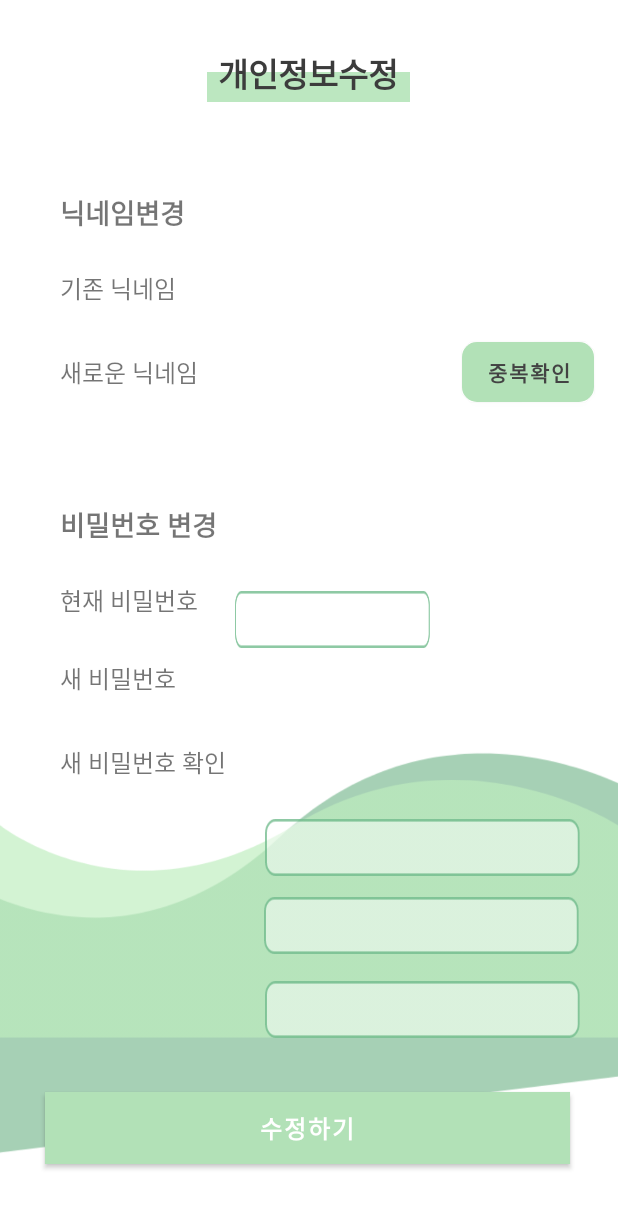
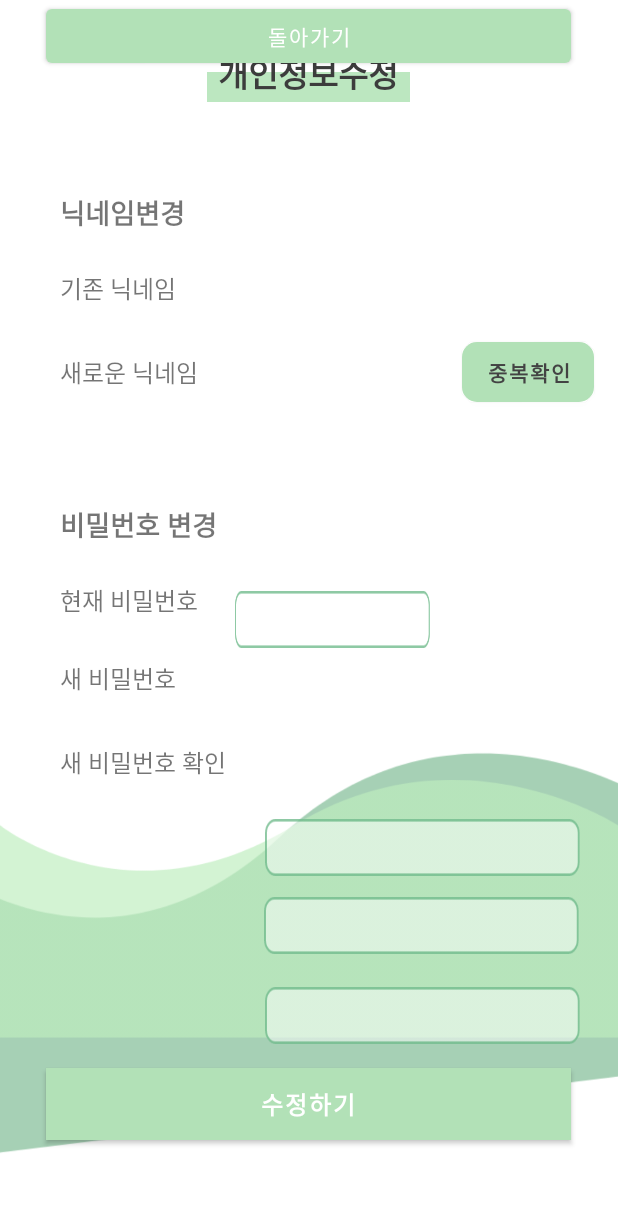
Before and after one commit to 0dahye0/GURU2, an Android app: the InformationModiPage screen opened directly, with no data from a screen before it, on a phone screen of 412 x 824 dp. Shown: the top 1208 px of the screen. Run offline under Robolectric (Android 15) with nearby library versions, the phone set to English and light mode, and no system bars.

Commit message:
backbtn추가

```diff
--- a/app/src/main/res/layout/activity_information_modi_page.xml
+++ b/app/src/main/res/layout/activity_information_modi_page.xml
@@ -201,7 +201,7 @@
         android:id="@+id/newPassWordCheck"
         android:layout_width="210dp"
         android:layout_height="38dp"
-        android:layout_marginBottom="36dp"
+        android:layout_marginBottom="16dp"
         android:background="@drawable/textbox"
         android:ems="10"
         android:inputType="textPersonName"
@@ -216,7 +216,7 @@
         android:layout_height="wrap_content"
         android:layout_marginStart="30dp"
         android:layout_marginEnd="31dp"
-        android:layout_marginBottom="48dp"
+        android:layout_marginBottom="64dp"
         android:background="#8EC9A4"
         android:text="수정하기"
         android:textSize="16sp"
@@ -224,7 +224,7 @@
         app:cornerRadius="23sp"
         app:layout_constraintBottom_toBottomOf="parent"
         app:layout_constraintEnd_toEndOf="parent"
-        app:layout_constraintHorizontal_bias="0.0"
+        app:layout_constraintHorizontal_bias="1.0"
         app:layout_constraintStart_toStartOf="parent" />
 
     <TextView
@@ -240,4 +240,13 @@
         app:layout_constraintHorizontal_bias="0.606"
         app:layout_constraintStart_toStartOf="parent" />
 
+    <Button
+        android:id="@+id/BackBtn"
+        android:layout_width="350dp"
+        android:layout_height="wrap_content"
+        android:layout_marginEnd="31dp"
+        android:text="돌아가기"
+        app:layout_constraintEnd_toEndOf="parent"
+        tools:layout_editor_absoluteY="595dp" />
+
 </androidx.constraintlayout.widget.ConstraintLayout>
```
